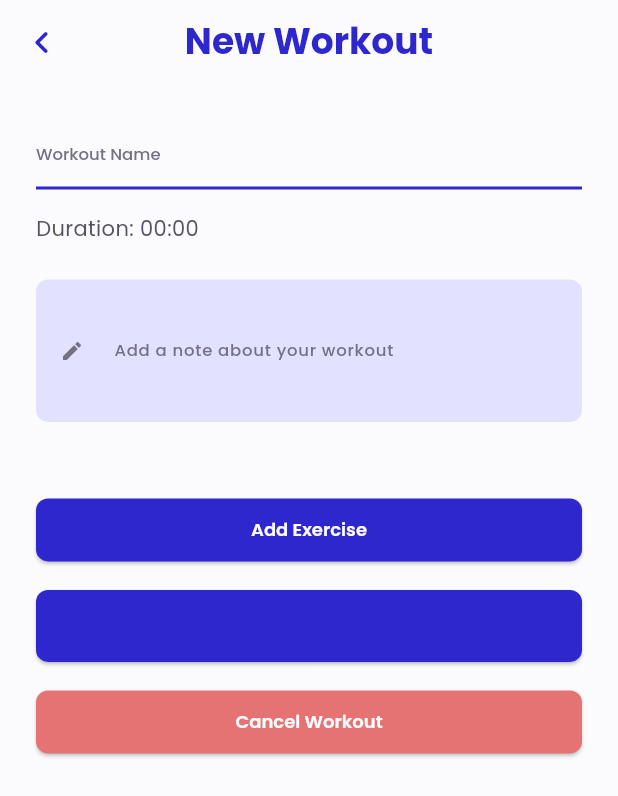
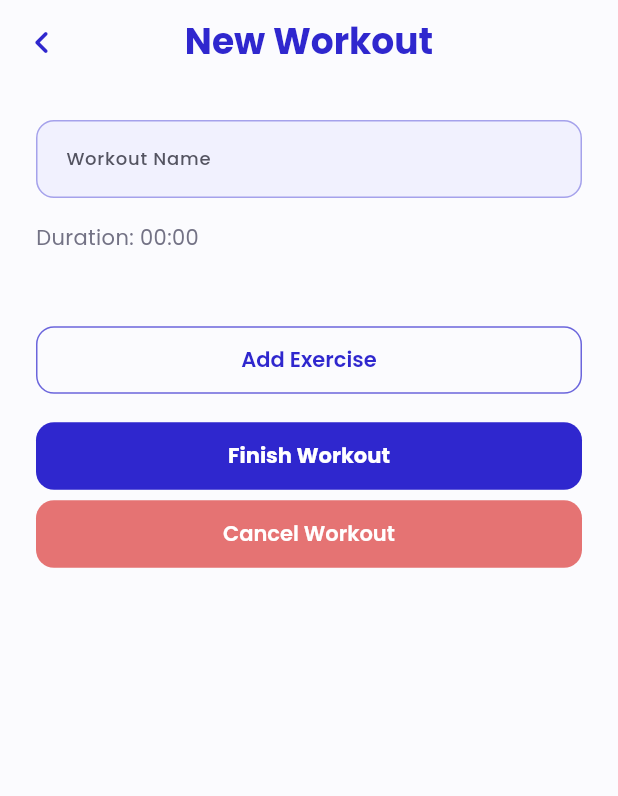
Before and after one commit to Qoqqa/heronfit, a Flutter app: the StartNewWorkoutWidget screen opened directly with empty values, on a phone screen of 412 x 824 dp. Shown: the top 796 px of the screen. Run offline on Flutter 3.47's test engine with Material 3 defaults, Android fonts, the phone set to English and light mode, and no system bars; our stand-ins replace cached_network_image, flutter_dotenv, flutter_otp_text_field, flutter_riverpod, flutter_spinkit, font_awesome_flutter and 8 more; accounts and stored records are empty.

Commit message:
feat(workout): enhance workout name input styling and button interactions

```diff
--- a/lib/features/workout/views/start_new_workout_widget.dart
+++ b/lib/features/workout/views/start_new_workout_widget.dart
@@ -7,6 +7,7 @@ import 'package:heronfit/core/theme.dart';
 import 'package:heronfit/widgets/exercise_card_widget.dart';
 import 'package:go_router/go_router.dart';
 import 'package:heronfit/core/router/app_routes.dart';
+import 'package:solar_icons/solar_icons.dart';
 
 class StartNewWorkoutWidget extends ConsumerWidget {
   final Workout? initialWorkout;
@@ -62,50 +63,50 @@ class StartNewWorkoutWidget extends ConsumerWidget {
                       initialValue: workoutState.name,
                       textCapitalization: TextCapitalization.sentences,
                       obscureText: false,
-                      style: HeronFitTheme.textTheme.labelMedium?.copyWith(
-                        color: HeronFitTheme.primary,
-                        fontWeight: FontWeight.w600,
-                        letterSpacing: 0.0,
+                      style: HeronFitTheme.textTheme.titleMedium?.copyWith(
+                        color: HeronFitTheme.textPrimary,
+                        fontWeight: FontWeight.w500,
                       ),
                       decoration: InputDecoration(
-                        isDense: true,
                         labelText: 'Workout Name',
-                        labelStyle: HeronFitTheme.textTheme.labelSmall
-                            ?.copyWith(letterSpacing: 0.0),
-                        hintText: 'Enter workout name',
-                        hintStyle: HeronFitTheme.textTheme.labelSmall?.copyWith(
+                        labelStyle: HeronFitTheme.textTheme.labelMedium,
+                        hintText: 'Enter workout name (e.g., Leg Day)',
+                        hintStyle: HeronFitTheme.textTheme.bodyMedium?.copyWith(
                           color: HeronFitTheme.textMuted,
-                          letterSpacing: 0.0,
                         ),
-                        enabledBorder: UnderlineInputBorder(
+                        enabledBorder: OutlineInputBorder(
                           borderSide: BorderSide(
+                            color: HeronFitTheme.primary.withAlpha(100),
+                            width: 1.0,
+                          ),
+                          borderRadius: BorderRadius.circular(12.0),
+                        ),
+                        focusedBorder: OutlineInputBorder(
+                          borderSide: const BorderSide(
                             color: HeronFitTheme.primary,
-                            width: 2.0,
+                            width: 1.5,
                           ),
+                          borderRadius: BorderRadius.circular(12.0),
                         ),
-                        focusedBorder: UnderlineInputBorder(
-                          borderSide: BorderSide(
-                            color: HeronFitTheme.primaryDark,
-                            width: 2.0,
-                          ),
-                        ),
-                        errorBorder: UnderlineInputBorder(
+                        errorBorder: OutlineInputBorder(
                           borderSide: BorderSide(
                             color: HeronFitTheme.error,
-                            width: 2.0,
+                            width: 1.0,
                           ),
+                          borderRadius: BorderRadius.circular(12.0),
                         ),
-                        focusedErrorBorder: UnderlineInputBorder(
+                        focusedErrorBorder: OutlineInputBorder(
                           borderSide: BorderSide(
                             color: HeronFitTheme.error,
-                            width: 2.0,
+                            width: 1.5,
                           ),
+                          borderRadius: BorderRadius.circular(12.0),
                         ),
-                        contentPadding: const EdgeInsetsDirectional.fromSTEB(
-                          0.0,
-                          0.0,
-                          0.0,
-                          16.0,
+                        filled: true,
+                        fillColor: HeronFitTheme.bgSecondary.withAlpha(100),
+                        contentPadding: const EdgeInsets.symmetric(
+                          vertical: 14.0,
+                          horizontal: 16.0,
                         ),
                       ),
                       onChanged:
@@ -118,42 +119,10 @@ class StartNewWorkoutWidget extends ConsumerWidget {
                       alignment: const AlignmentDirectional(-1.0, 0.0),
                       child: Text(
                         'Duration: ${_formatDuration(workoutState.duration)}',
-                        style: HeronFitTheme.textTheme.bodyMedium,
-                      ),
-                    ),
-                    const SizedBox(height: 24.0),
-                    TextFormField(
-                      key: ValueKey('workout_notes_${workoutState.id}'),
-                      initialValue: workoutState.notes,
-                      decoration: InputDecoration(
-                        labelText: 'Add a note about your workout',
-                        labelStyle: HeronFitTheme.textTheme.labelSmall,
-                        enabledBorder: OutlineInputBorder(
-                          borderSide: const BorderSide(
-                            color: Color(0x00000000),
-                            width: 1.0,
-                          ),
-                          borderRadius: BorderRadius.circular(8.0),
-                        ),
-                        focusedBorder: OutlineInputBorder(
-                          borderSide: const BorderSide(
-                            color: HeronFitTheme.primary,
-                            width: 1.0,
-                          ),
-                          borderRadius: BorderRadius.circular(8.0),
-                        ),
-                        filled: true,
-                        fillColor: HeronFitTheme.bgSecondary,
-                        prefixIcon: const Icon(
-                          Icons.edit,
+                        style: HeronFitTheme.textTheme.bodyMedium?.copyWith(
                           color: HeronFitTheme.textMuted,
-                          size: 16.0,
                         ),
                       ),
-                      style: HeronFitTheme.textTheme.bodyMedium,
-                      maxLines: 3,
-                      onChanged:
-                          (value) => workoutNotifier.setWorkoutNotes(value),
                     ),
                   ],
                 ),
@@ -180,7 +149,8 @@ class StartNewWorkoutWidget extends ConsumerWidget {
                 Column(
                   mainAxisSize: MainAxisSize.min,
                   children: [
-                    ElevatedButton(
+                    OutlinedButton.icon(
+                      label: const Text('Add Exercise'),
                       onPressed: () async {
                         final selectedExercise = await context.push<Exercise>(
                           AppRoutes.workoutAddExercise,
@@ -189,24 +159,18 @@ class StartNewWorkoutWidget extends ConsumerWidget {
                           workoutNotifier.addExercise(selectedExercise);
                         }
                       },
-                      style: ElevatedButton.styleFrom(
+                      style: OutlinedButton.styleFrom(
                         minimumSize: const Size(double.infinity, 40.0),
-                        backgroundColor: HeronFitTheme.primary,
-                        textStyle: HeronFitTheme.textTheme.labelMedium
-                            ?.copyWith(
-                              color: Colors.white,
-                              fontWeight: FontWeight.w500,
-                            ),
+                        foregroundColor: HeronFitTheme.primary,
+                        side: BorderSide(
+                          color: HeronFitTheme.primary.withAlpha(180),
+                        ),
+                        textStyle: HeronFitTheme.textTheme.labelLarge?.copyWith(
+                          fontWeight: FontWeight.w600,
+                        ),
                         padding: const EdgeInsets.symmetric(vertical: 12.0),
                         shape: RoundedRectangleBorder(
-                          borderRadius: BorderRadius.circular(8.0),
-                        ),
-                      ),
-                      child: Text(
-                        'Add Exercise',
-                        style: HeronFitTheme.textTheme.labelMedium?.copyWith(
-                          color: HeronFitTheme.bgLight,
-                          fontWeight: FontWeight.w600,
+                          borderRadius: BorderRadius.circular(12.0),
                         ),
                       ),
                     ),
@@ -222,40 +186,40 @@ class StartNewWorkoutWidget extends ConsumerWidget {
                         }
                       },
                       style: ElevatedButton.styleFrom(
-                        minimumSize: const Size(double.infinity, 48.0),
+                        minimumSize: const Size(double.infinity, 44.0),
                         backgroundColor: HeronFitTheme.primary,
-                        textStyle: HeronFitTheme.textTheme.titleMedium
-                            ?.copyWith(color: Colors.white),
+                        foregroundColor: Colors.white,
+                        textStyle: HeronFitTheme.textTheme.labelLarge?.copyWith(
+                          fontWeight: FontWeight.bold,
+                        ),
                         padding: const EdgeInsets.symmetric(vertical: 12.0),
                         shape: RoundedRectangleBorder(
-                          borderRadius: BorderRadius.circular(8.0),
+                          borderRadius: BorderRadius.circular(12.0),
                         ),
+                        elevation: 0,
                       ),
                       child: const Text('Finish Workout'),
                     ),
-                    const SizedBox(height: 16.0),
+                    const SizedBox(height: 4.0),
                     ElevatedButton(
                       onPressed: () {
                         workoutNotifier.cancelWorkout();
                         context.pop();
                       },
                       style: ElevatedButton.styleFrom(
-                        minimumSize: const Size(double.infinity, 40.0),
+                        minimumSize: const Size(double.infinity, 44.0),
                         backgroundColor: HeronFitTheme.error,
-                        textStyle: HeronFitTheme.textTheme.labelMedium
-                            ?.copyWith(color: Colors.white),
+                        foregroundColor: Colors.white,
+                        textStyle: HeronFitTheme.textTheme.labelLarge?.copyWith(
+                          fontWeight: FontWeight.w600,
+                        ),
                         padding: const EdgeInsets.symmetric(vertical: 12.0),
                         shape: RoundedRectangleBorder(
-                          borderRadius: BorderRadius.circular(8.0),
+                          borderRadius: BorderRadius.circular(12.0),
                         ),
+                        elevation: 0,
                       ),
-                      child: Text(
-                        'Cancel Workout',
-                        style: HeronFitTheme.textTheme.labelMedium?.copyWith(
-                          color: HeronFitTheme.bgLight,
-                          fontWeight: FontWeight.w600,
-                        ),
-                      ),
+                      child: const Text('Cancel Workout'),
                     ),
                   ],
                 ),
```
